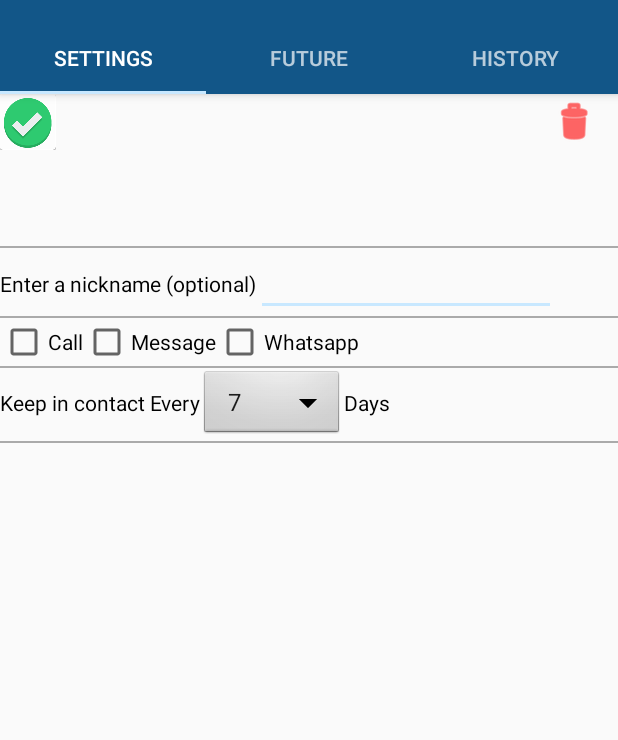
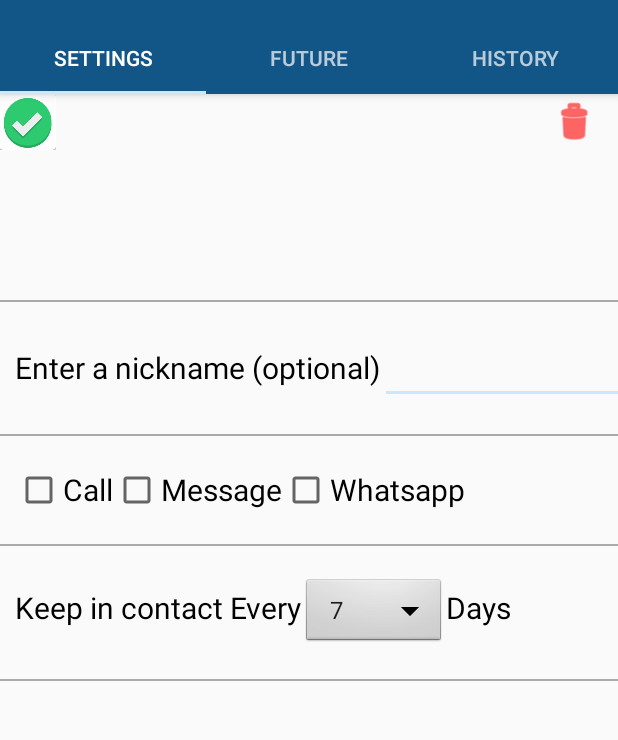
Before and after one commit to amitropp/finalProject, an Android app: the AddContactFragment screen opened directly, with no data from a screen before it, on a phone screen of 412 x 824 dp, the part 62-802 px from its top. Run offline under Robolectric (Android 15) with nearby library versions, the phone set to English and light mode, and no system bars; 9 statements that could not run were skipped.

Commit message:
font size

```diff
--- a/app/src/main/res/layout/fragment_add_contact.xml
+++ b/app/src/main/res/layout/fragment_add_contact.xml
@@ -41,7 +41,8 @@
         android:layout_width="wrap_content"
         android:layout_height="wrap_content"
         android:orientation="vertical"
-        android:layout_marginTop="10dp"
+        android:layout_marginTop="20dp"
+        android:layout_marginBottom="20dp"
         android:layout_gravity="center"
         >
 
@@ -50,7 +51,7 @@
             android:layout_width="wrap_content"
             android:layout_height="wrap_content"
             android:textColor="@color/textColorPrimary"
-            android:textSize="25dp"
+            android:textSize="30sp"
             android:textStyle="bold"
             android:layout_gravity="center"
             />
@@ -74,21 +75,24 @@
     <LinearLayout
         android:layout_width="wrap_content"
         android:layout_height="wrap_content"
-        android:orientation="horizontal"
-        >
+        android:layout_marginBottom="20dp"
+        android:layout_marginTop="20dp"
+        android:layout_marginLeft="10dp"
+        android:orientation="horizontal">
+
         <TextView
             android:layout_width="wrap_content"
             android:layout_height="wrap_content"
+            android:text="@string/nickname"
             android:textColor="@color/textColorPrimary"
-        android:text="@string/nickname"
-        />
+            android:textSize="20sp" />
 
         <EditText
             android:id="@+id/et_nickname"
             android:layout_width="200dp"
             android:layout_height="wrap_content"
             android:textColor="@color/textColorPrimary"
-        />
+            android:textSize="20sp" />
 
     </LinearLayout>
 
@@ -101,26 +105,36 @@
     <LinearLayout
         android:layout_width="wrap_content"
         android:layout_height="wrap_content"
-        android:orientation="horizontal">
+        android:orientation="horizontal"
+        android:layout_marginBottom="20dp"
+        android:layout_marginTop="20dp"
+        android:layout_marginLeft="10dp"
+        >
 
 
         <CheckBox
             android:id="@+id/cb_call"
             android:layout_width="wrap_content"
             android:layout_height="wrap_content"
-            android:text="@string/call" />
+            android:text="@string/call"
+            android:textSize="20sp"
+            />
 
         <CheckBox
             android:id="@+id/cb_message"
             android:layout_width="wrap_content"
             android:layout_height="wrap_content"
-            android:text="@string/message" />
+            android:text="@string/message"
+            android:textSize="20sp"
+            />
 
         <CheckBox
             android:id="@+id/cb_whatsapp"
             android:layout_width="wrap_content"
             android:layout_height="wrap_content"
-            android:text="@string/whatsapp" />
+            android:text="@string/whatsapp"
+            android:textSize="20sp"
+            />
 
         <TextView
             android:id="@+id/tv_err_no_chosen_box"
@@ -138,13 +152,17 @@
     <View
         android:layout_width="match_parent"
         android:layout_height="1dp"
-        android:background="@android:color/darker_gray"/>
+        android:background="@android:color/darker_gray"
+        />
 
     <LinearLayout
             android:layout_width="wrap_content"
             android:layout_height="wrap_content"
             android:id="@+id/ll_rate"
             android:orientation="horizontal"
+            android:layout_marginBottom="20dp"
+            android:layout_marginTop="20dp"
+            android:layout_marginLeft="10dp"
             >
 
             <TextView
@@ -153,11 +171,12 @@
                 android:text="@string/rate"
                 android:textColor="@color/textColorPrimary"
                 android:id="@+id/tv_keep_in_contact_every_const"
+                android:textSize="20sp"
                 />
 
             <Spinner
                 android:id="@+id/sp_days"
-                android:layout_width="match_parent"
+                android:layout_width="wrap_content"
                 android:layout_height="wrap_content"
                 android:background="@android:drawable/btn_dropdown"
                 android:spinnerMode="dropdown" />
@@ -166,6 +185,7 @@
                 android:layout_width="wrap_content"
                 android:layout_height="wrap_content"
                 android:text="@string/days"
+                android:textSize="20sp"
                 android:textColor="@color/textColorPrimary"
                 android:id="@+id/tv_days_const"
                 />
```
Lines whose indentation alone changed are shown as unchanged.
